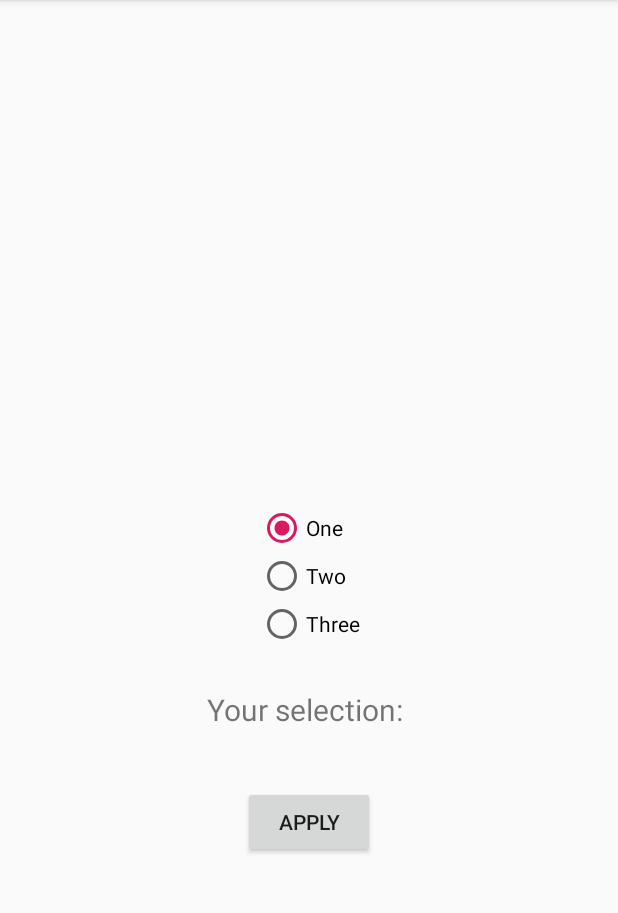
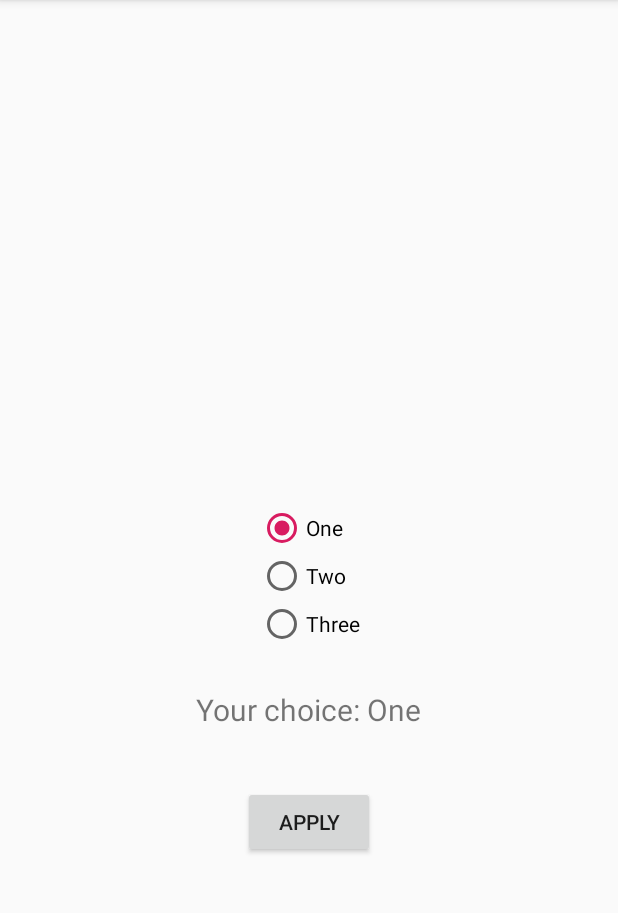
Before and after one commit to sahara-ooga/Android-Sample, an Android app: the screen it shows after launch (MainActivity), after a tap on "One", on a phone screen of 412 x 824 dp, the part 84-997 px from its top. Run offline under Robolectric (Android 15) with nearby library versions, the phone set to English and light mode, and no system bars; 1 other tap on this screen came first.

Commit message:
add methods

```diff
--- a/RadioGroup/app/src/main/java/com/example/radiogroup/MainActivity.kt
+++ b/RadioGroup/app/src/main/java/com/example/radiogroup/MainActivity.kt
@@ -1,12 +1,39 @@
 package com.example.radiogroup
 
+import android.os.Bundle
+import android.view.View
+import android.widget.*
 import androidx.appcompat.app.AppCompatActivity
-import android.os.Bundle
 
 class MainActivity : AppCompatActivity() {
+    lateinit var radioGroup: RadioGroup
+    lateinit var radioButton: RadioButton
+    lateinit var textView: TextView
 
     override fun onCreate(savedInstanceState: Bundle?) {
         super.onCreate(savedInstanceState)
         setContentView(R.layout.activity_main)
+        this.findView()
+    }
+
+    private fun findView() {
+        radioGroup = findViewById(R.id.radioGroup)
+        textView = findViewById(R.id.text_view_selected)
+        val buttonApply = findViewById<Button>(R.id.button_apply)
+        buttonApply.setOnClickListener(object : View.OnClickListener {
+            override fun onClick(p0: View?) {
+                val checkedRadioId = radioGroup.checkedRadioButtonId
+                radioButton = findViewById(checkedRadioId)
+                textView.text = "Your choice: " + radioButton.text
+            }
+        })
+    }
+
+    fun checkButton(v: View) {
+        val checkedRadioId = radioGroup.checkedRadioButtonId
+        radioButton = findViewById(checkedRadioId)
+
+        Toast.makeText(this, "Selected Radio Button: " + radioButton.text, Toast.LENGTH_SHORT)
+            .show()
     }
 }
```
